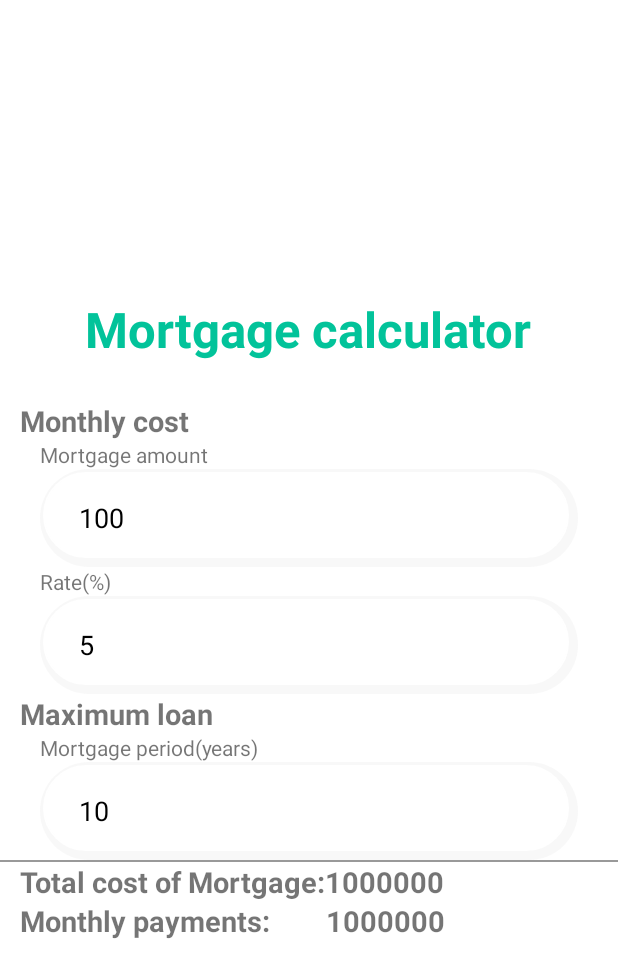
After one commit to MinJerry1129/Calculator, an Android app: the MotgageActivity screen opened directly, with no data from a screen before it, on a phone screen of 412 x 824 dp. The commit adds this screen. Shown: the top 978 px of the screen. Run offline under Robolectric (Android 15) with nearby library versions, the phone set to English and light mode, and no system bars; our stand-ins replace sdp/ssp sizes.

Commit message:
update design

```diff
--- a/app/src/main/AndroidManifest.xml
+++ b/app/src/main/AndroidManifest.xml
@@ -1,6 +1,7 @@
 <?xml version="1.0" encoding="utf-8"?>
 <manifest xmlns:android="http://schemas.android.com/apk/res/android"
     package="com.mobiledevteam.calculator">
+
     <uses-permission android:name="android.permission.WRITE_EXTERNAL_STORAGE" />
     <uses-permission android:name="android.permission.READ_EXTERNAL_STORAGE" />
     <uses-permission android:name="android.permission.CAMERA" />
@@ -22,6 +23,7 @@
         android:supportsRtl="true"
         android:theme="@style/Theme.Calculator"
         android:usesCleartextTraffic="true">
+        <activity android:name=".profile.MotgageActivity"></activity>
         <activity android:name=".profile.AddSavingActivity" />
         <activity android:name=".setting.ChangePasswordActivity" />
         <activity android:name=".login.SignupActivity" />
--- /dev/null
+++ b/app/src/main/java/com/mobiledevteam/calculator/profile/MotgageActivity.java
@@ -0,0 +1,16 @@
+package com.mobiledevteam.calculator.profile;
+
+import androidx.appcompat.app.AppCompatActivity;
+
+import android.os.Bundle;
+
+import com.mobiledevteam.calculator.R;
+
+public class MotgageActivity extends AppCompatActivity {
+
+    @Override
+    protected void onCreate(Bundle savedInstanceState) {
+        super.onCreate(savedInstanceState);
+        setContentView(R.layout.activity_motgage);
+    }
+}
--- /dev/null
+++ b/app/src/main/res/layout/activity_motgage.xml
@@ -0,0 +1,153 @@
+<?xml version="1.0" encoding="utf-8"?>
+<LinearLayout xmlns:android="http://schemas.android.com/apk/res/android"
+    xmlns:app="http://schemas.android.com/apk/res-auto"
+    xmlns:tools="http://schemas.android.com/tools"
+    android:layout_width="match_parent"
+    android:layout_height="match_parent"
+    tools:context=".profile.MotgageActivity"
+    android:orientation="vertical"
+    android:gravity="center">
+    <TextView
+        android:layout_width="wrap_content"
+        android:layout_height="wrap_content"
+        android:textStyle="bold"
+        android:text="Mortgage calculator"
+        android:textColor="@color/major"
+        android:textSize="@dimen/_25sdp"/>
+    <LinearLayout
+        android:layout_width="match_parent"
+        android:layout_height="wrap_content"
+        android:layout_marginTop="@dimen/_20sdp"
+        android:layout_marginStart="@dimen/_10sdp"
+        android:layout_marginEnd="@dimen/_10sdp"
+        android:orientation="vertical">
+        <TextView
+            android:layout_width="wrap_content"
+            android:layout_height="wrap_content"
+            android:text="Monthly cost"
+            android:textStyle="bold"
+            android:textSize="@dimen/_15sdp"/>
+        <LinearLayout
+            android:layout_width="match_parent"
+            android:layout_height="wrap_content"
+            android:orientation="vertical"
+            android:layout_marginStart="@dimen/_10sdp"
+            android:layout_marginEnd="@dimen/_10sdp">
+            <TextView
+                android:layout_width="wrap_content"
+                android:layout_height="wrap_content"
+                android:text="Mortgage amount"/>
+            <EditText android:id="@+id/input_mortage"
+                android:layout_width="match_parent"
+                android:layout_height="@dimen/_50sdp"
+                android:inputType="number"
+                android:text="100"
+                android:textColor="#000"
+                android:background="@drawable/layout_background_white"
+                android:paddingStart="@dimen/_20sdp"
+                android:paddingEnd="@dimen/_20sdp"
+                android:hint="0"/>
+        </LinearLayout>
+        <LinearLayout
+            android:layout_width="match_parent"
+            android:layout_height="wrap_content"
+            android:orientation="vertical"
+            android:layout_marginStart="@dimen/_10sdp"
+            android:layout_marginEnd="@dimen/_10sdp">
+            <TextView
+                android:layout_width="wrap_content"
+                android:layout_height="wrap_content"
+                android:text="Rate(%)"/>
+            <EditText android:id="@+id/input_rate"
+                android:layout_width="match_parent"
+                android:layout_height="@dimen/_50sdp"
+                android:inputType="number"
+                android:text="5"
+                android:textColor="#000"
+                android:background="@drawable/layout_background_white"
+                android:paddingStart="@dimen/_20sdp"
+                android:paddingEnd="@dimen/_20sdp"
+                android:hint="0"/>
+        </LinearLayout>
+    </LinearLayout>
+    <LinearLayout
+        android:layout_width="match_parent"
+        android:layout_height="wrap_content"
+        android:layout_marginStart="@dimen/_10sdp"
+        android:layout_marginEnd="@dimen/_10sdp"
+        android:orientation="vertical">
+        <TextView
+            android:layout_width="wrap_content"
+            android:layout_height="wrap_content"
+            android:text="Maximum loan"
+            android:textStyle="bold"
+            android:textSize="@dimen/_15sdp"/>
+        <LinearLayout
+            android:layout_width="match_parent"
+            android:layout_height="wrap_content"
+            android:orientation="vertical"
+            android:layout_marginStart="@dimen/_10sdp"
+            android:layout_marginEnd="@dimen/_10sdp">
+            <TextView
+                android:layout_width="wrap_content"
+                android:layout_height="wrap_content"
+                android:text="Mortgage period(years)"/>
+            <EditText android:id="@+id/input_period"
+                android:layout_width="match_parent"
+                android:layout_height="@dimen/_50sdp"
+                android:inputType="number"
+                android:text="10"
+                android:textColor="#000"
+                android:background="@drawable/layout_background_white"
+                android:paddingStart="@dimen/_20sdp"
+                android:paddingEnd="@dimen/_20sdp"/>
+        </LinearLayout>
+    </LinearLayout>
+    <LinearLayout
+        android:layout_width="match_parent"
+        android:layout_height="1dp"
+        android:background="#999"/>
+    <LinearLayout
+        android:layout_width="match_parent"
+        android:layout_height="wrap_content"
+        android:layout_marginStart="@dimen/_10sdp"
+        android:layout_marginEnd="@dimen/_10sdp"
+        android:orientation="vertical">
+        <LinearLayout
+            android:layout_width="match_parent"
+            android:layout_height="wrap_content">
+            <TextView
+                android:layout_width="wrap_content"
+                android:layout_height="wrap_content"
+                android:text="Total cost of Mortgage:"
+                android:textStyle="bold"
+                android:textSize="@dimen/_15sdp"/>
+            <TextView
+                android:id="@+id/txt_totalcost"
+                android:layout_width="wrap_content"
+                android:layout_height="wrap_content"
+                android:text="1000000"
+                android:textStyle="bold"
+                android:textSize="@dimen/_15sdp"/>
+        </LinearLayout>
+        <LinearLayout
+            android:layout_width="match_parent"
+            android:layout_height="wrap_content">
+            <TextView
+                android:layout_width="wrap_content"
+                android:layout_height="wrap_content"
+                android:text="Monthly payments:        "
+                android:textStyle="bold"
+                android:textSize="@dimen/_15sdp"/>
+            <TextView
+                android:id="@+id/txt_monthlycost"
+                android:layout_width="wrap_content"
+                android:layout_height="wrap_content"
+                android:text="1000000"
+                android:textStyle="bold"
+                android:textSize="@dimen/_15sdp"/>
+        </LinearLayout>
+
+    </LinearLayout>
+
+</LinearLayout>
--- a/app/src/main/res/layout/activity_user_home.xml
+++ b/app/src/main/res/layout/activity_user_home.xml
@@ -140,7 +140,7 @@
                         android:layout_marginStart="@dimen/_30sdp"
                         android:layout_marginEnd="@dimen/_30sdp"
                         android:textColor="@color/white"
-                        android:drawableStart="@drawable/ic_baseline_savings_24"
+                        android:drawableStart="@drawable/money"
                         android:background="@drawable/button_background_major"
                         android:paddingStart="20dp"
                         android:paddingEnd="20dp"
@@ -153,7 +153,7 @@
                         android:layout_marginStart="@dimen/_30sdp"
                         android:layout_marginEnd="@dimen/_30sdp"
                         android:textColor="@color/white"
-                        android:drawableStart="@drawable/ic_baseline_business_center_24"
+                        android:drawableStart="@drawable/period"
                         android:background="@drawable/button_background_major"
                         android:paddingStart="20dp"
                         android:paddingEnd="20dp"
```
Also changed, not shown: app/src/main/res/drawable/money.png (added), app/src/main/res/drawable/period.png (added).
